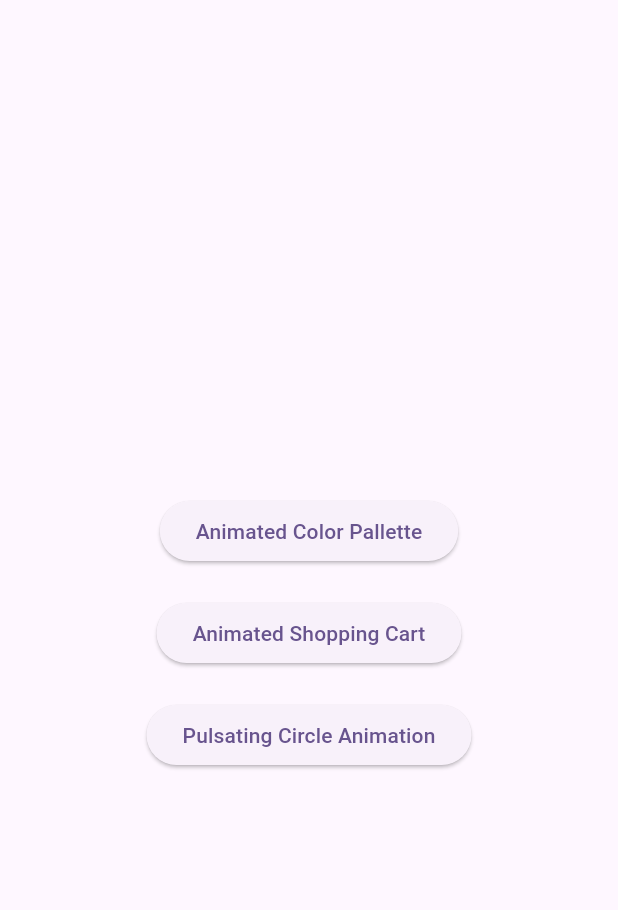
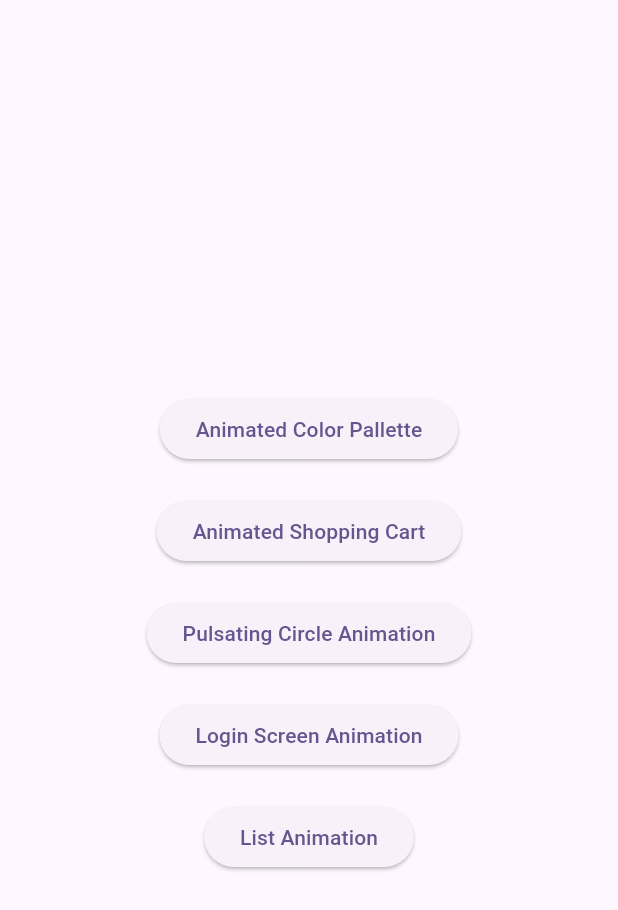
Before and after one commit to uveshm003/animation_demo, a Flutter app: the screen it shows after launch, on a phone screen of 412 x 824 dp. Shown: the top 910 px of the screen. Run offline on Flutter 3.47's test engine with Material 3 defaults, Android fonts, the phone set to English and light mode, and no system bars.

Commit message:
Added List Animation

```diff
--- a/lib/main.dart
+++ b/lib/main.dart
@@ -1,3 +1,5 @@
+import 'package:animation_demo/explicit_animation/list_animation.dart';
+import 'package:animation_demo/explicit_animation/login_screen_animation.dart';
 import 'package:animation_demo/implicit_animation/animated_color_palette.dart';
 import 'package:animation_demo/implicit_animation/animated_shopping_cart.dart';
 import 'package:animation_demo/implicit_animation/pulsating_circle_animation.dart';
@@ -81,6 +83,14 @@ List<NavigationModel> myAnimationPages = [
     name: 'Pulsating Circle Animation',
     widget: PulsatingCircleAnimation(),
   ),
+  NavigationModel(
+    name: 'Login Screen Animation',
+    widget: LoginScreenAnimation(),
+  ),
+  NavigationModel(
+    name: 'List Animation',
+    widget: ListAnimation(),
+  ),
 ];
 
 class NavigationModel {
```
Also changed, not shown: lib/explicit_animation/list_animation.dart (+64 -0 lines).
